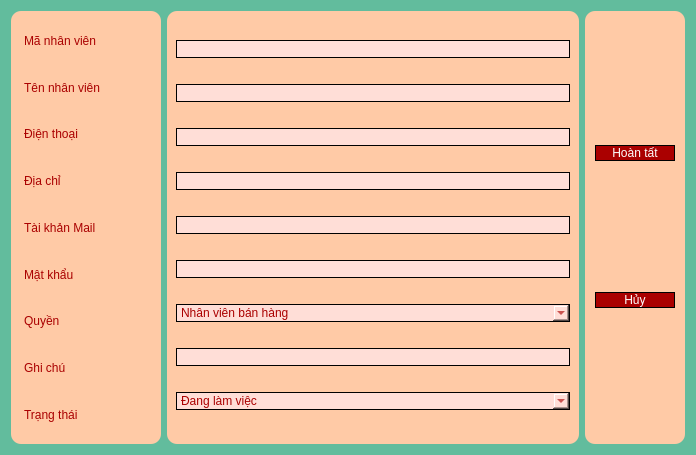
Before: the Qt Designer form Intern/User_Interface/EnterNV.ui in buivantai2303/PyQT-GroceryStore, drawn with Qt 5.
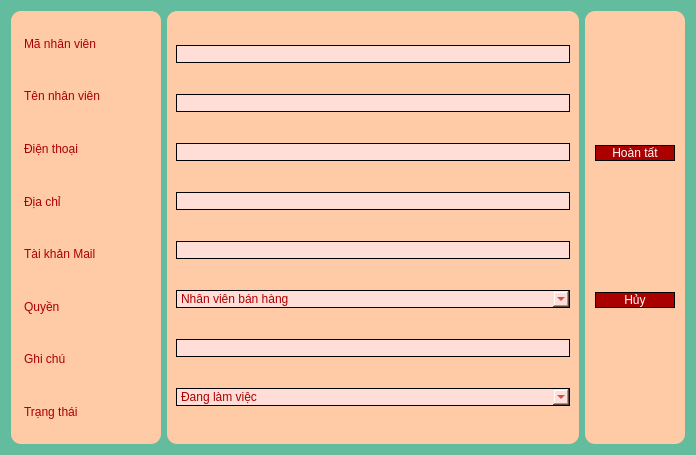
After: the same form once the commit is applied.

Patch:
```diff
--- a/Intern/User_Interface/EnterNV.ui
+++ b/Intern/User_Interface/EnterNV.ui
@@ -82,13 +82,6 @@
         </property>
        </widget>
       </item>
-      <item>
-       <widget class="QLabel" name="label_9">
-        <property name="text">
-         <string>Mật khẩu</string>
-        </property>
-       </widget>
-      </item>
       <item>
        <widget class="QLabel" name="label_3">
         <property name="text">
@@ -182,18 +175,6 @@
         </property>
        </widget>
       </item>
-      <item>
-       <widget class="QLineEdit" name="lineEdit_7">
-        <property name="styleSheet">
-         <string notr="true">
-background-color: rgb(255, 222, 215);
-color: rgb(170, 0, 0);
-border: 1px solid #000000;
-border-radius: 10px;
-</string>
-        </property>
-       </widget>
-      </item>
       <item>
        <widget class="QComboBox" name="comboBox">
         <property name="styleSheet">
```
